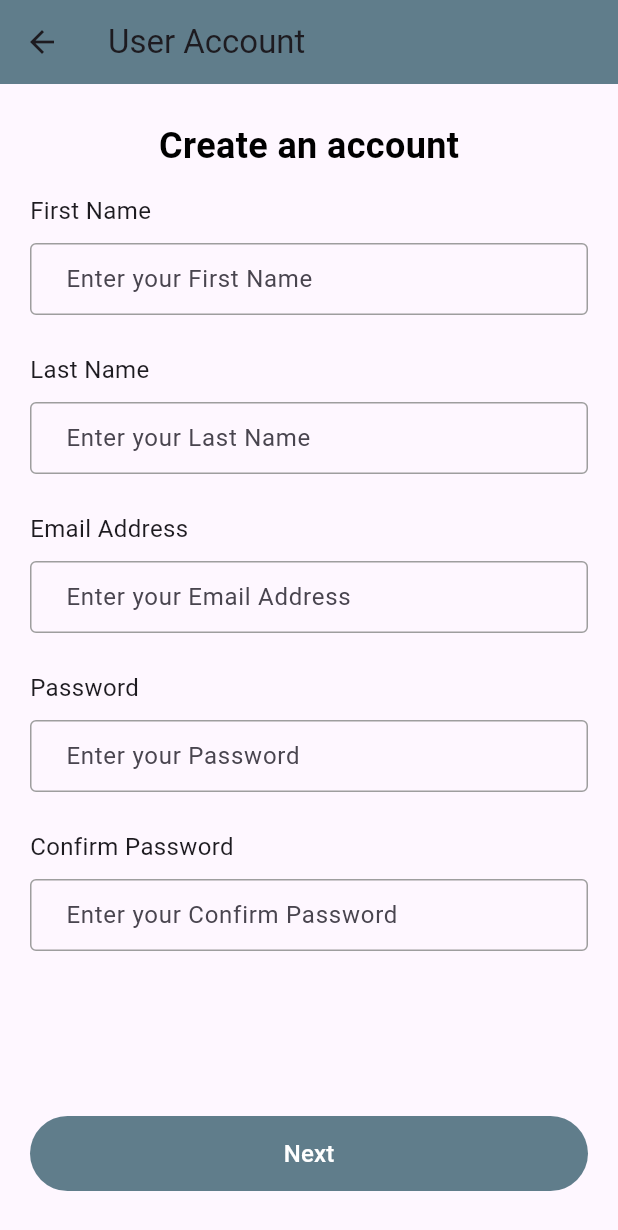
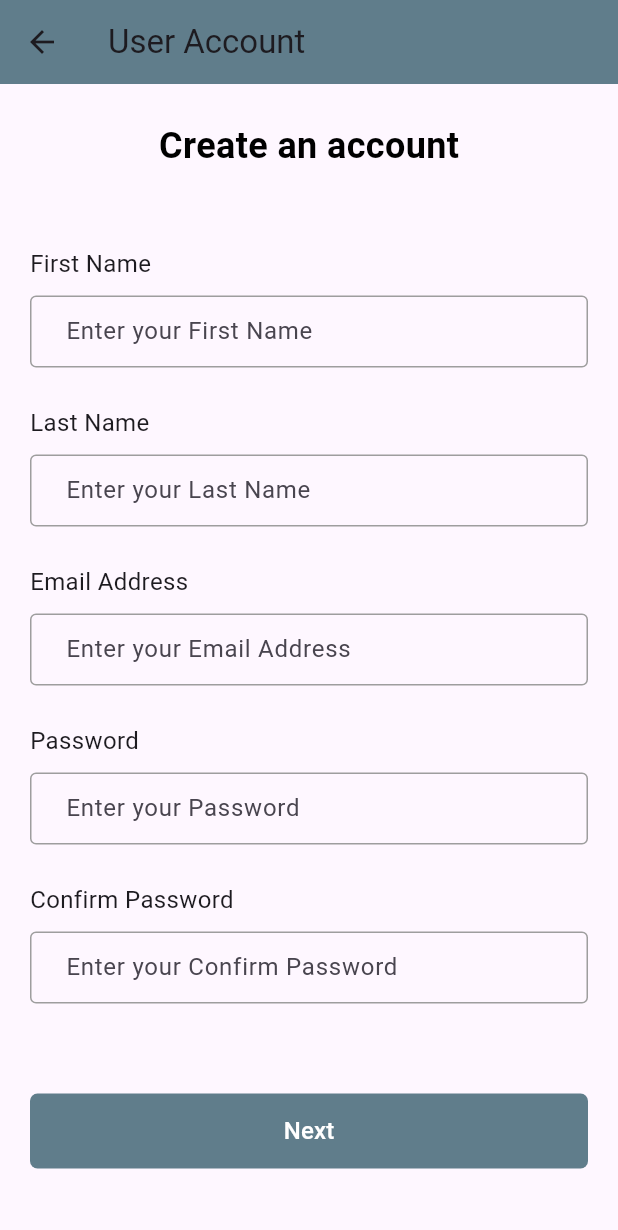
Before and after one commit to jlinares1/challenge_crew_app_flutter, a Flutter app: the screen it shows after launch, after a tap on "Register", on a phone screen of 412 x 824 dp. Shown: the top 1230 px of the screen. Run offline on Flutter 3.47's test engine with Material 3 defaults, Android fonts, the phone set to English and light mode, and no system bars; our stand-ins replace dropdown_button2.

Commit message:
refactoring first couple screens

```diff
--- a/lib/components/input_button.dart
+++ b/lib/components/input_button.dart
@@ -36,6 +36,10 @@ class InputButton extends StatelessWidget {
             ),
             onChanged: textInputCallBack,
             keyboardType: keyboardType,
+            onTapOutside: (PointerDownEvent event) {
+              //Dismisses keyboard once you click outside of input field
+              FocusManager.instance.primaryFocus?.unfocus();
+            },
           ),
         ],
       ),
--- a/lib/components/proceed_button.dart
+++ b/lib/components/proceed_button.dart
@@ -1,3 +1,4 @@
+import 'package:challenge_crew_app_flutter/constants.dart';
 import 'package:flutter/material.dart';
 
 class ProceedButton extends StatelessWidget {
@@ -6,12 +7,12 @@ class ProceedButton extends StatelessWidget {
       required this.buttonName,
       required this.paddingValue,
       required this.onPressed,
-      required this.buttonColor});
+      required this.isPrimaryButton});
 
   final double paddingValue;
   final VoidCallback onPressed;
   final String buttonName;
-  final Color buttonColor;
+  final bool isPrimaryButton;
 
   @override
   Widget build(BuildContext context) {
@@ -22,11 +23,13 @@ class ProceedButton extends StatelessWidget {
         width: double.infinity,
         child: TextButton(
             onPressed: onPressed,
-            style: ButtonStyle(
-                backgroundColor: MaterialStatePropertyAll(buttonColor)),
+            style:
+                isPrimaryButton ? kPrimaryButtonStyle : kSecondaryButtonStyle,
             child: Text(
               buttonName,
-              style: const TextStyle(color: Colors.white, fontSize: 16),
+              style: isPrimaryButton
+                  ? kPrimaryButtonTextStyle
+                  : kSecondaryButtonTextStyle,
             )),
       ),
     );
--- a/lib/constants.dart
+++ b/lib/constants.dart
@@ -1,4 +1,23 @@
 import 'package:flutter/material.dart';
+
+const kPrimaryButtonStyle = ButtonStyle(
+    backgroundColor: MaterialStatePropertyAll(Colors.blueGrey),
+    shape: MaterialStatePropertyAll(RoundedRectangleBorder(
+        borderRadius: BorderRadius.all(Radius.circular(5)))));
+
+const kPrimaryButtonTextStyle = TextStyle(color: Colors.white, fontSize: 16);
+
+const kSecondaryButtonStyle = ButtonStyle(
+  shape: MaterialStatePropertyAll(
+    RoundedRectangleBorder(
+      side: BorderSide(color: Colors.blueGrey, width: 2),
+      borderRadius: BorderRadius.all(Radius.circular(5)),
+    ),
+  ),
+);
+
+const kSecondaryButtonTextStyle =
+    TextStyle(fontSize: 16, color: Colors.blueGrey);
 
 const kInputButtonInputDecoration = InputDecoration(
   contentPadding: EdgeInsets.symmetric(vertical: 10.0, horizontal: 20.0),
--- a/lib/screens/login_screen.dart
+++ b/lib/screens/login_screen.dart
@@ -42,21 +42,22 @@ class _LoginScreenState extends State<LoginScreen> {
               inputIcon: Icons.email,
               keyboardType: TextInputType.emailAddress,
             ),
-            const SizedBox(height: 30.0),
+            const SizedBox(height: 15.0),
             const InputButton(
               inputText: 'Password',
               textInputCallBack: null,
               inputIcon: Icons.remove_red_eye,
             ),
-            const SizedBox(height: 60.0),
+            const SizedBox(height: 50.0),
             ProceedButton(
-                buttonName: 'Log In',
-                paddingValue: 0,
-                onPressed: () {
-                  Navigator.pushNamed(context, HomeScreen.id);
-                },
-                buttonColor: Colors.blueGrey),
-            const SizedBox(height: 30.0),
+              buttonName: 'Log In',
+              paddingValue: 0,
+              onPressed: () {
+                Navigator.pushNamed(context, HomeScreen.id);
+              },
+              isPrimaryButton: true,
+            ),
+            const SizedBox(height: 20.0),
             Center(
                 child: Column(
               children: [
@@ -70,7 +71,7 @@ class _LoginScreenState extends State<LoginScreen> {
                   onPressed: () {
                     Navigator.pushNamed(context, RegistrationScreen.id);
                   },
-                  buttonColor: Colors.grey,
+                  isPrimaryButton: false,
                 ),
               ],
             )),
--- a/lib/screens/profile_creation_screen.dart
+++ b/lib/screens/profile_creation_screen.dart
@@ -25,6 +25,7 @@ class _ProfileCreationScreenState extends State<ProfileCreationScreen> {
       appBar: AppBar(
         title: const Text('Profile'),
         backgroundColor: Colors.blueGrey,
+        elevation: 0,
       ),
       body: SafeArea(
         minimum: const EdgeInsets.symmetric(horizontal: 20.0, vertical: 24.0),
@@ -94,11 +95,11 @@ class _ProfileCreationScreenState extends State<ProfileCreationScreen> {
             ),
             ProceedButton(
               buttonName: 'Create Profile',
-              paddingValue: 20,
+              paddingValue: 50,
               onPressed: () {
                 Navigator.pushNamed(context, HomeScreen.id);
               },
-              buttonColor: Colors.blueGrey,
+              isPrimaryButton: true,
             )
           ],
         ),
--- a/lib/screens/registration_screen.dart
+++ b/lib/screens/registration_screen.dart
@@ -20,6 +20,7 @@ class _RegistrationScreenState extends State<RegistrationScreen> {
       appBar: AppBar(
         title: const Text('User Account'),
         backgroundColor: Colors.blueGrey,
+        elevation: 0,
       ),
       body: SafeArea(
         minimum: const EdgeInsets.symmetric(horizontal: 20.0, vertical: 24.0),
@@ -31,7 +32,7 @@ class _RegistrationScreenState extends State<RegistrationScreen> {
                     color: Colors.black,
                     fontSize: 24,
                     fontWeight: FontWeight.w600)),
-            const SizedBox(height: 15),
+            const SizedBox(height: 50),
             const InputButton(inputText: 'First Name', textInputCallBack: null),
             const SizedBox(height: 15),
             const InputButton(inputText: 'Last Name', textInputCallBack: null),
@@ -48,11 +49,11 @@ class _RegistrationScreenState extends State<RegistrationScreen> {
                 inputText: 'Confirm Password', textInputCallBack: null),
             ProceedButton(
               buttonName: 'Next',
-              paddingValue: 100,
+              paddingValue: 50,
               onPressed: () {
                 Navigator.pushNamed(context, ProfileCreationScreen.id);
               },
-              buttonColor: Colors.blueGrey,
+              isPrimaryButton: true,
             )
           ],
         ),
```
Also changed, not shown: 3 other files.
